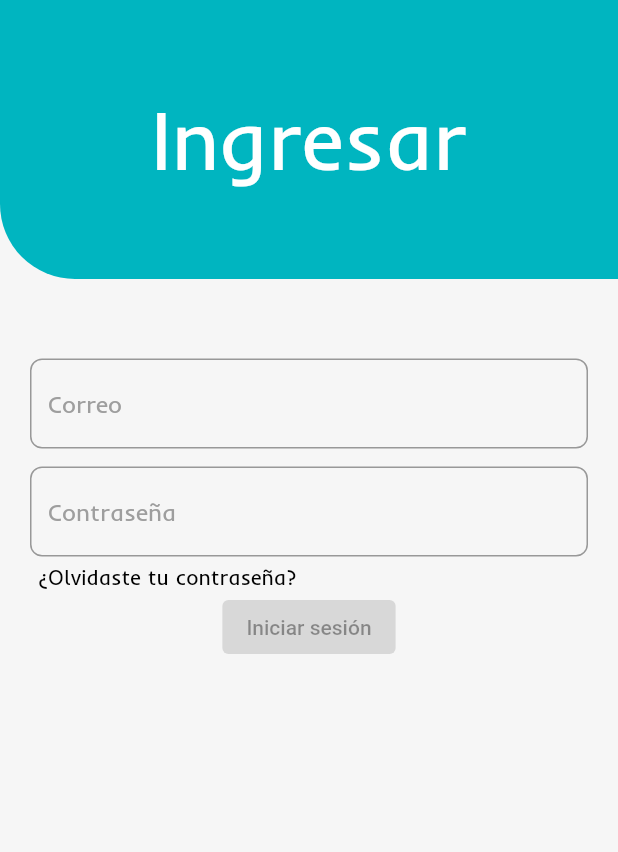
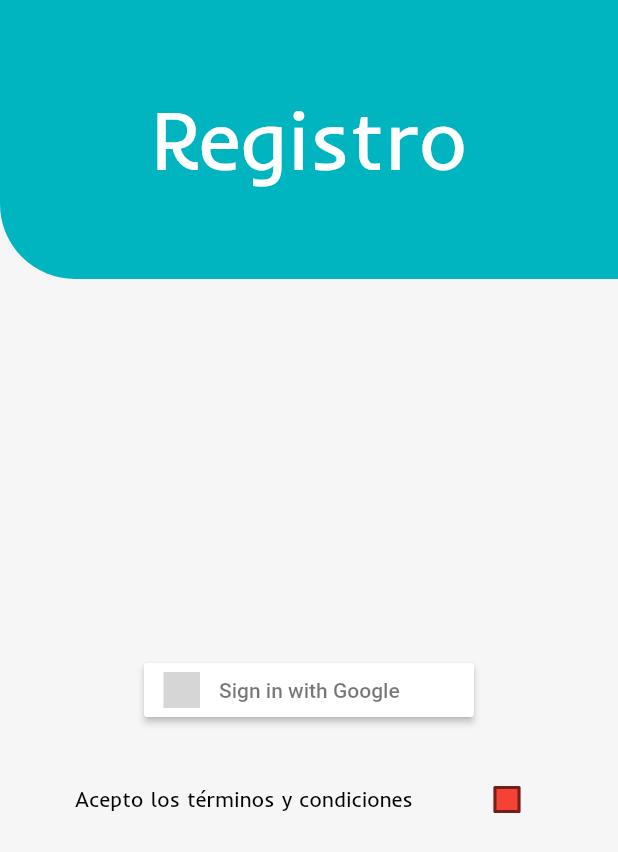
Before and after one commit to alienigena264/chazaUNApp, a Flutter app: the screen it shows after launch, on a phone screen of 412 x 824 dp. Shown: the top 852 px of the screen. Run offline on Flutter 3.47's test engine with Material 2 defaults, Android fonts, the phone set to English and light mode, and no system bars; our stand-ins replace flutter_signin_button; grey boxes are pictures that could not be loaded.

Commit message:
registro trabajador frame

```diff
--- a/lib/main.dart
+++ b/lib/main.dart
@@ -1,4 +1,5 @@
 import 'package:chazaunapp/view/login_vista.dart';
+import 'package:chazaunapp/view/registro_trabajador.dart';
 import 'package:flutter/material.dart';
 
 void main() => runApp(const MyApp());
@@ -11,9 +12,10 @@ class MyApp extends StatelessWidget {
 return MaterialApp(
   debugShowCheckedModeBanner: false,
       title: 'Material App',
-      initialRoute: '/',
+      initialRoute: '/registro/trabajador', //prueba
       routes: {
         '/': (context) => const LoginVista(),
+        '/registro/trabajador': (context) => const RegistroTrabajadorView(),
         //'/Otra':(context) => const OtherPage(),
         //'/Services':(context) => const ServicesPage(),
       },
--- /dev/null
+++ b/lib/view/registro_trabajador.dart
@@ -0,0 +1,123 @@
+import 'package:flutter/material.dart';
+import 'package:flutter_signin_button/flutter_signin_button.dart';
+
+//Titulo del banner
+const String _title = 'Registro';
+bool isChecked = false; //Aceptar terminos y condiciones
+
+class RegistroTrabajadorView extends StatelessWidget {
+  const RegistroTrabajadorView({super.key});
+
+  @override
+  Widget build(BuildContext context) {
+    return MaterialApp(
+      title: _title,
+      home: Scaffold(
+        body: Container(
+            color: const Color(0xffF6F6F6),
+            child: Column(
+              children: const [Title(), SizedBox(height: 250,), LoginButton(), AgreeCheck()],
+            )),
+      ),
+    );
+  }
+}
+
+class Title extends StatelessWidget {
+  const Title({super.key});
+// Banner azulito bonito xd
+  @override
+  Widget build(BuildContext context) {
+    return SizedBox(
+      height: 186.0,
+      child: Container(
+        decoration: const BoxDecoration(
+          color: Color(
+              0xff00B5C0), // Establece el color de fondo del contenedor con el texto
+          borderRadius: BorderRadius.only(
+            bottomLeft: Radius.circular(50.0),
+          ),
+        ),
+        child: const Center(
+          child: FittedBox(
+            fit: BoxFit.scaleDown,
+            child: Text(
+              _title, // el texto que quieres mostrar
+              style: TextStyle(
+                  color: Colors.white, // Establece el color del texto
+                  fontSize: 55.0, // Establece el tamaño del texto
+                  fontFamily: "Inder",
+                  fontWeight: FontWeight.normal),
+            ),
+          ),
+        ),
+      ),
+    );
+  }
+}
+
+class LoginButton extends StatefulWidget {
+  const LoginButton({super.key});
+
+  @override
+  State<LoginButton> createState() => _LoginButton();
+}
+
+class _LoginButton extends State<LoginButton> {
+  @override
+  Widget build(BuildContext context) {
+    return SignInButton(
+      Buttons.Google,
+      onPressed: () {},
+    );
+  }
+}
+
+class AgreeCheck extends StatefulWidget {
+  const AgreeCheck({super.key});
+
+  @override
+  State<AgreeCheck> createState() => _Checkbox();
+}
+
+class _Checkbox extends State<AgreeCheck> {
+  @override
+  Widget build(BuildContext context) {
+    Color getColor(Set<MaterialState> states) {
+      const Set<MaterialState> interactiveStates = <MaterialState>{
+        MaterialState.pressed,
+        MaterialState.hovered,
+        MaterialState.focused,
+      };
+      if (states.any(interactiveStates.contains)) {
+        return Colors.blue;
+      }
+      return Colors.red;
+    }
+
+    return Padding(
+        padding: const EdgeInsets.symmetric(vertical: 25.0, horizontal: 50.0),
+        child: Row(
+          children: <Widget>[
+            const Expanded(
+                child: Text(
+              'Acepto los términos y condiciones', // el texto que quieres mostrar
+              style: TextStyle(
+                  color: Colors.black, // Establece el color del texto
+                  fontSize: 14.0, // Establece el tamaño del texto
+                  fontFamily: "Inder",
+                  fontWeight: FontWeight.normal),
+            )),
+            Checkbox(
+                checkColor: Colors.white,
+                fillColor: MaterialStateProperty.resolveWith(getColor),
+                value: isChecked,
+                onChanged: (bool? value) {
+                  setState(() {
+                    isChecked = value!;
+                  });
+                })
+          ],
+        ));
+  }
+}
--- a/pubspec.yaml
+++ b/pubspec.yaml
@@ -35,6 +35,7 @@ dependencies:
   # The following adds the Cupertino Icons font to your application.
   # Use with the CupertinoIcons class for iOS style icons.
   cupertino_icons: ^1.0.2
+  flutter_signin_button: ^2.0.0
 
 dev_dependencies:
   flutter_test:
```
Also changed, not shown: pubspec.lock, 1 other file.
